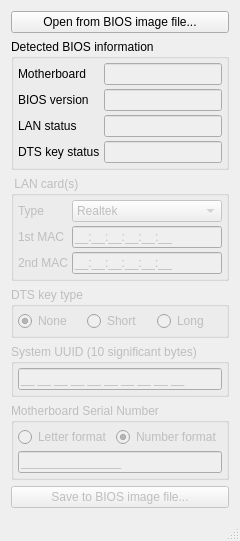
Before: the Qt Designer form fd44editor.ui in LongSoft/FD44Editor, drawn with Qt 5.
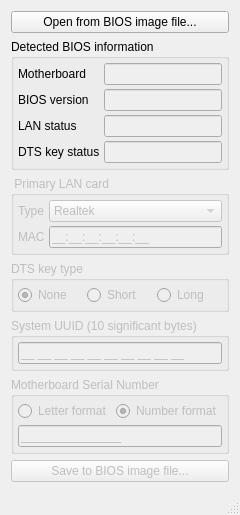
After: the same form once the commit is applied.

What changed in the file:
```diff
--- a/fd44editor.ui
+++ b/fd44editor.ui
@@ -7,7 +7,7 @@
     <x>0</x>
     <y>0</y>
     <width>237</width>
-    <height>473</height>
+    <height>449</height>
    </rect>
   </property>
   <property name="sizePolicy">
@@ -147,9 +147,12 @@
        <bool>false</bool>
       </property>
       <property name="title">
-       <string> LAN card(s)</string>
+       <string> Primary LAN card</string>
       </property>
       <layout class="QFormLayout" name="formLayout_2">
+       <property name="fieldGrowthPolicy">
+        <enum>QFormLayout::AllNonFixedFieldsGrow</enum>
+       </property>
        <property name="horizontalSpacing">
         <number>4</number>
        </property>
@@ -188,7 +191,7 @@
        <item row="1" column="0">
         <widget class="QLabel" name="macLabel">
          <property name="text">
-          <string>1st MAC</string>
+          <string>MAC</string>
          </property>
         </widget>
        </item>
@@ -205,29 +208,6 @@
          </property>
         </widget>
        </item>
-       <item row="2" column="1">
-        <widget class="QLineEdit" name="mac2Edit">
-         <property name="enabled">
-          <bool>false</bool>
-         </property>
-         <property name="inputMask">
-          <string>&gt;HH:HH:HH:HH:HH:HH;_</string>
-         </property>
-         <property name="text">
-          <string>:::::</string>
-         </property>
-         <property name="maxLength">
-          <number>17</number>
-         </property>
-        </widget>
-       </item>
-       <item row="2" column="0">
-        <widget class="QLabel" name="macLabel_2">
-         <property name="text">
-          <string>2nd MAC</string>
-         </property>
-        </widget>
-       </item>
       </layout>
      </widget>
     </item>
```
Left out of the diff: 5 changed lines with no effect on the pictures.
